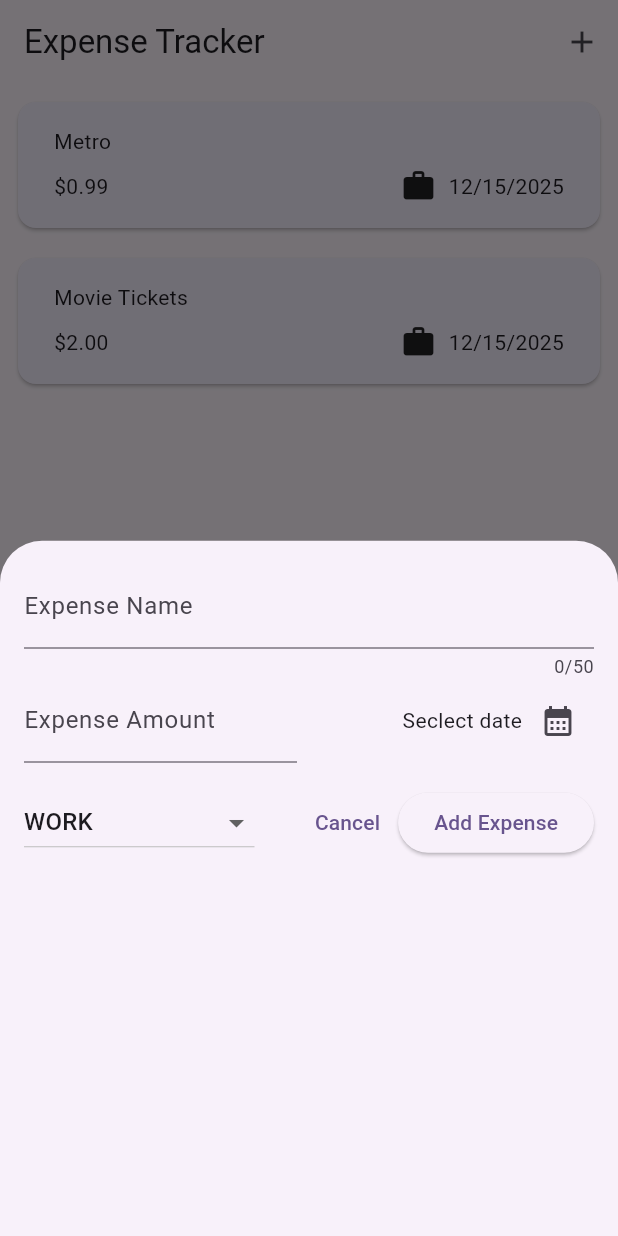
After one commit to singhasaunak/flutter-learning-expenseapp, a Flutter app: the screen it shows after launch, after a tap on the "add" icon, on a phone screen of 412 x 824 dp. The commit adds this screen. Run offline on Flutter 3.47's test engine with Material 3 defaults, Android fonts, the phone set to English and light mode, and no system bars.

Commit message:
Add expense feature

```diff
--- a/lib/expenses.dart
+++ b/lib/expenses.dart
@@ -26,8 +26,17 @@ class _ExpensesState extends State<Expenses> {
     ),
   ];
 
+  void _addExpense(Expense expense) {
+    setState(() {
+      expenses.add(expense);
+    });
+  }
+
   void _onAddExpense() {
-    showModalBottomSheet(context: context, builder: (context) => NewExpense());
+    showModalBottomSheet(
+      context: context,
+      builder: (context) => NewExpense(onAddNewExpense: _addExpense),
+    );
   }
 
   @override
--- a/lib/widgets/expense_object.dart
+++ b/lib/widgets/expense_object.dart
@@ -9,7 +9,8 @@ class ExpenseObject extends StatelessWidget {
   @override
   Widget build(BuildContext context) {
     return Card(
-      margin: EdgeInsets.only(bottom: 12),
+      color: const Color.fromARGB(255, 245, 239, 255),
+      margin: EdgeInsets.only(bottom: 8, left: 12, right: 12, top: 12),
       child: Padding(
         padding: const EdgeInsets.symmetric(horizontal: 24, vertical: 16),
         child: Column(
--- /dev/null
+++ b/lib/widgets/new_expense.dart
@@ -0,0 +1,157 @@
+import 'package:flutter/foundation.dart';
+import 'package:flutter/material.dart';
+import 'package:flutter_learning_expenseapp/models/expense.dart';
+
+class NewExpense extends StatefulWidget {
+  const NewExpense({Key? key, required this.onAddNewExpense}) : super(key: key);
+
+  final void Function(Expense expense) onAddNewExpense;
+
+  @override
+  _NewExpenseState createState() => _NewExpenseState();
+}
+
+class _NewExpenseState extends State<NewExpense> {
+  DateTime? _selectedDate;
+  final _expenseNameInputController = TextEditingController();
+  final _expenseAmountInputController = TextEditingController();
+  ExpenseCategory _pickedCategory = ExpenseCategory.work;
+
+  void _currentDatePicker() async {
+    final now = DateTime.now();
+    final firstDate = DateTime(now.year - 1, now.month, now.day);
+    final pickedDate = await showDatePicker(
+      context: context,
+      firstDate: firstDate,
+      lastDate: now,
+    );
+    setState(() {
+      _selectedDate = pickedDate;
+    });
+  }
+
+  void _storeExpenseData() {
+    final inputAmountNumber = double.tryParse(
+      _expenseAmountInputController.text,
+    );
+    final bool amountIsValid =
+        inputAmountNumber != null && inputAmountNumber > 0 ? true : false;
+    if (_expenseNameInputController.text.trim().isEmpty ||
+        !amountIsValid ||
+        _selectedDate == null) {
+      showDialog(
+        context: context,
+        builder: (ctx) => AlertDialog(
+          title: Text("Invalid Input"),
+          content: const Text("The entered value is not valid."),
+          actions: [
+            TextButton(
+              onPressed: () {
+                Navigator.pop(ctx);
+              },
+              child: Text("Okay"),
+            ),
+          ],
+        ),
+      );
+
+      return;
+    }
+
+    widget.onAddNewExpense(
+      Expense(
+        expenseName: _expenseNameInputController.text,
+        expenseAmount: inputAmountNumber,
+        expenseDate: _selectedDate!,
+        expenseCategory: _pickedCategory,
+      ),
+    );
+  }
+
+  @override
+  void dispose() {
+    // TODO: implement dispose
+    _expenseNameInputController.dispose();
+    _expenseAmountInputController.dispose();
+    super.dispose();
+  }
+
+  @override
+  Widget build(BuildContext context) {
+    return Padding(
+      padding: const EdgeInsets.all(16.0),
+      child: Column(
+        children: [
+          TextField(
+            controller: _expenseNameInputController,
+            maxLength: 50,
+            decoration: InputDecoration(label: Text("Expense Name")),
+          ),
+          Row(
+            children: [
+              Expanded(
+                child: TextField(
+                  controller: _expenseAmountInputController,
+                  keyboardType: TextInputType.number,
+                  decoration: InputDecoration(
+                    label: Text("Expense Amount"),
+                    prefix: Text("\$"),
+                  ),
+                ),
+              ),
+              const SizedBox(width: 16),
+              Expanded(
+                child: Row(
+                  mainAxisAlignment: MainAxisAlignment.end,
+                  children: [
+                    Text(
+                      _selectedDate == null
+                          ? "Seclect date"
+                          : dateFormatter.format(_selectedDate!),
+                    ),
+                    IconButton(
+                      onPressed: _currentDatePicker,
+                      icon: Icon(Icons.calendar_month),
+                    ),
+                  ],
+                ),
+              ),
+            ],
+          ),
+          SizedBox(height: 16),
+          Row(
+            children: [
+              DropdownButton(
+                value: _pickedCategory,
+                items: ExpenseCategory.values
+                    .map(
+                      (currentCategory) => DropdownMenuItem(
+                        value: currentCategory,
+                        child: Text(currentCategory.name.toUpperCase()),
+                      ),
+                    )
+                    .toList(),
+                onChanged: (pickedCategoryValue) {
+                  if (pickedCategoryValue == null) {
+                    return;
+                  }
+                  setState(() {
+                    _pickedCategory = pickedCategoryValue;
+                  });
+                },
+              ),
+              Spacer(),
+              TextButton(onPressed: () {}, child: const Text("Cancel")),
+              ElevatedButton(
+                onPressed: () {
+                  _storeExpenseData();
+                },
+                child: Text("Add Expense"),
+              ),
+            ],
+          ),
+        ],
+      ),
+    );
+  }
+}
```
